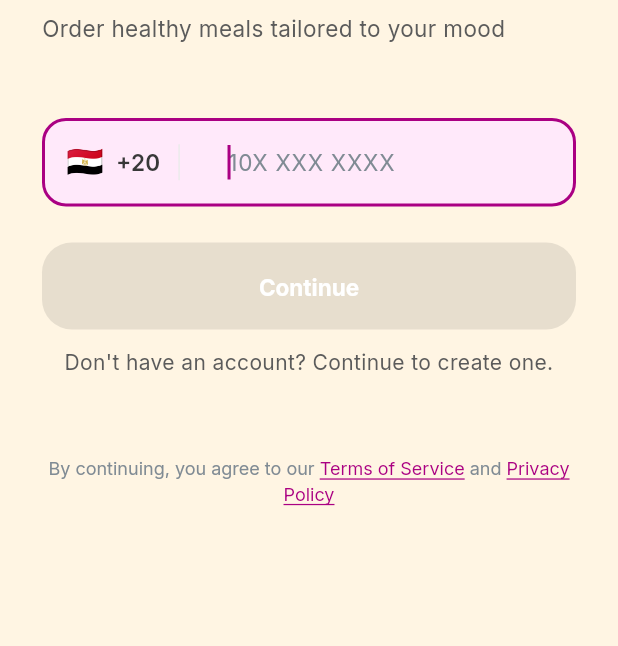
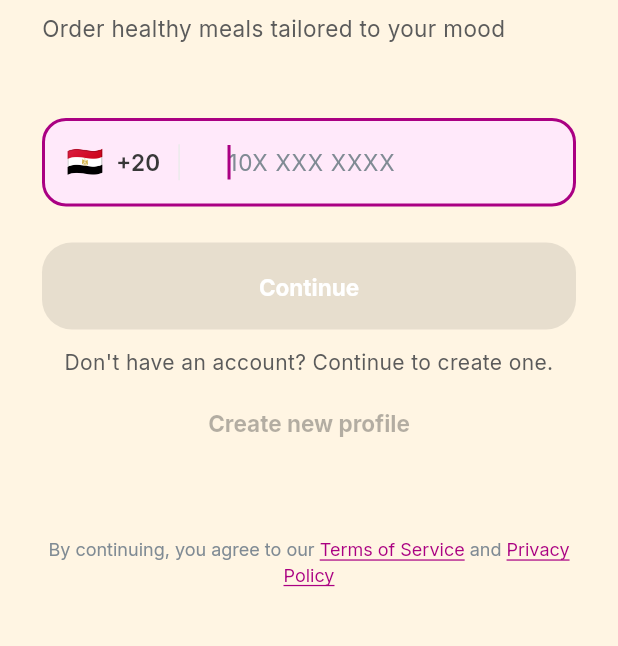
Before and after one commit to manada00/smartapp, a Flutter app: the screen it shows after launch, after a tap on "Skip", on a phone screen of 412 x 824 dp, the part 392-1038 px from its top. Run offline on Flutter 3.47's test engine with Material 3 defaults, Android fonts, the light colour scheme and no system bars; our stand-ins replace cached_network_image, dio, firebase_core, flutter_riverpod, flutter_secure_storage, go_router and 9 more; accounts and stored records are empty; network calls fail.

Commit message:
fix(auth-ui): enable continue on 10 digits and add create-profile action
Co-authored-by: factory-droid[bot] <138933559+factory-droid[bot]@users.noreply.github.com>

```diff
--- a/lib/presentation/screens/auth/phone_login_screen.dart
+++ b/lib/presentation/screens/auth/phone_login_screen.dart
@@ -225,9 +225,11 @@ class _PhoneLoginScreenState extends ConsumerState<PhoneLoginScreen> {
                 errorText: _errorText,
                 autofocus: true,
                 onChanged: (_) {
-                  if (_errorText != null) {
-                    setState(() => _errorText = null);
-                  }
+                  setState(() {
+                    if (_errorText != null) {
+                      _errorText = null;
+                    }
+                  });
                 },
               ),
               const SizedBox(height: 24),
@@ -246,6 +248,15 @@ class _PhoneLoginScreenState extends ConsumerState<PhoneLoginScreen> {
                     color: AppColors.textSecondary,
                   ),
                   textAlign: TextAlign.center,
+                ),
+              ),
+              const SizedBox(height: 6),
+              Center(
+                child: TextButton(
+                  onPressed: _isValidPhone && !_isLoading
+                      ? _startPhoneLogin
+                      : null,
+                  child: const Text('Create new profile'),
                 ),
               ),
               const SizedBox(height: 52),
```
